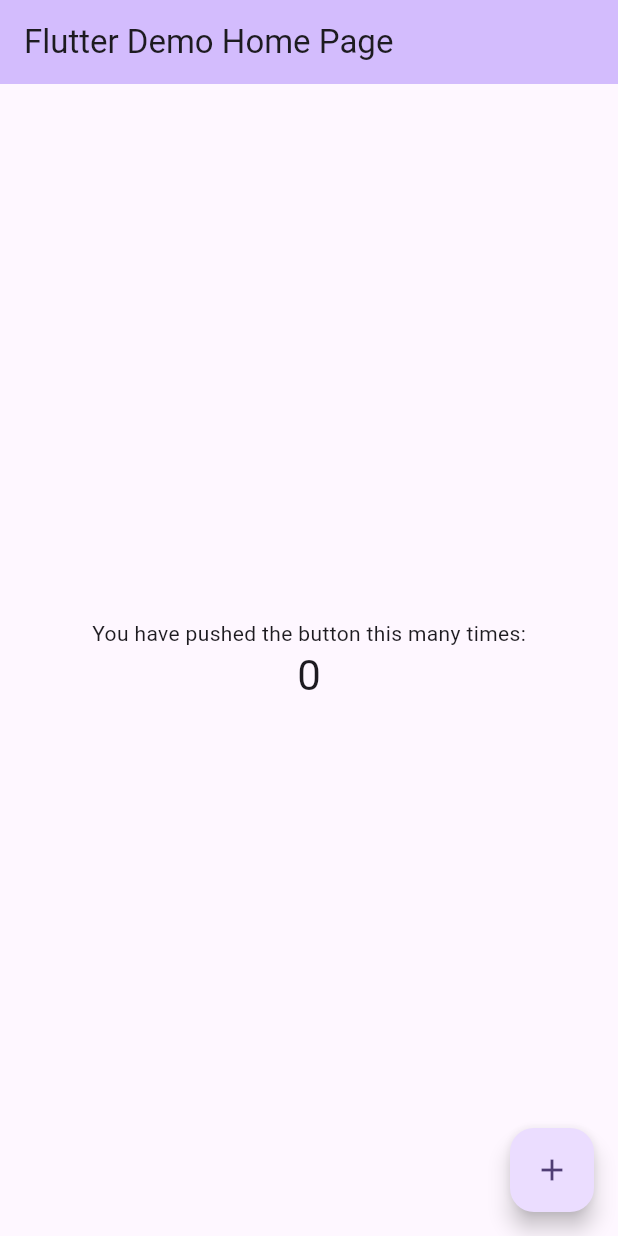
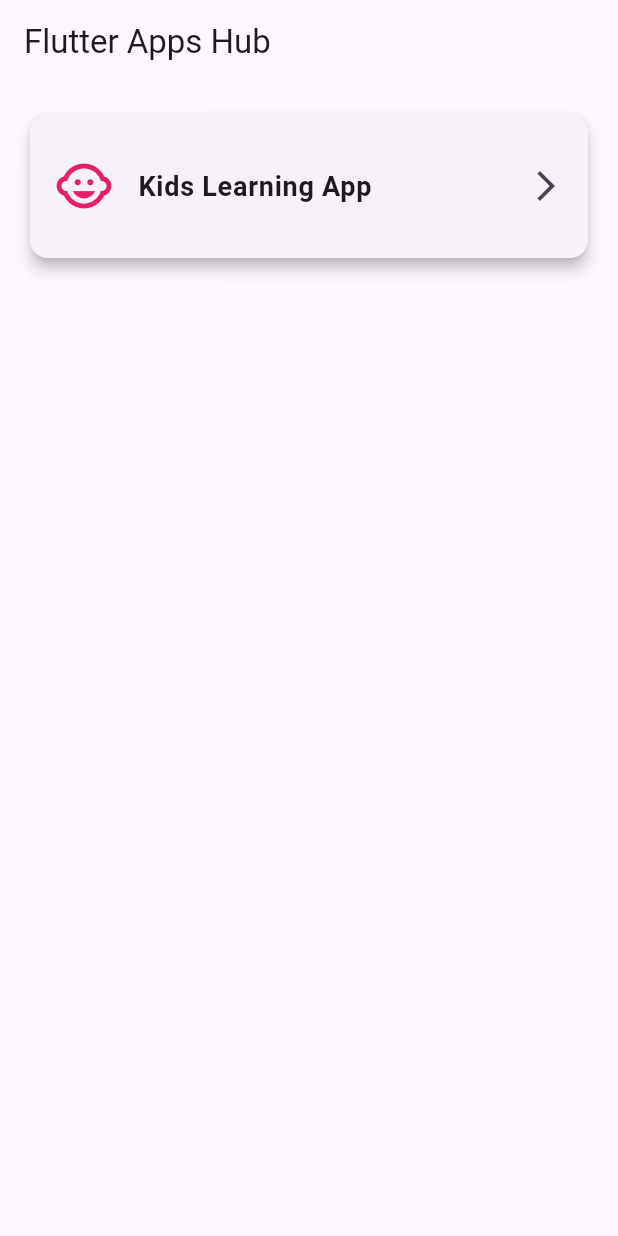
Before and after one commit to Meghpatel2810/flutter_apps, a Flutter app: the screen it shows after launch, on a phone screen of 412 x 824 dp. Run offline on Flutter 3.47's test engine with Material 3 defaults, Android fonts, the phone set to English and light mode, and no system bars; our stand-ins replace flutter_tts.

Commit message:
Practical 1 kids learning app done

```diff
--- a/lib/main.dart
+++ b/lib/main.dart
@@ -1,122 +1,68 @@
 import 'package:flutter/material.dart';
+// Import path for the Kids Learning App's main screen
+import 'package:flutter_apps/kids_learning_application/screens/kids_hub_screen.dart';
 
 void main() {
-  runApp(const MyApp());
+  runApp(const MainApp());
 }
 
-class MyApp extends StatelessWidget {
-  const MyApp({super.key});
+class MainApp extends StatelessWidget {
+  const MainApp({super.key});
 
-  // This widget is the root of your application.
   @override
   Widget build(BuildContext context) {
     return MaterialApp(
-      title: 'Flutter Demo',
+      title: 'Flutter Apps Collection',
       theme: ThemeData(
-        // This is the theme of your application.
-        //
-        // TRY THIS: Try running your application with "flutter run". You'll see
-        // the application has a purple toolbar. Then, without quitting the app,
-        // try changing the seedColor in the colorScheme below to Colors.green
-        // and then invoke "hot reload" (save your changes or press the "hot
-        // reload" button in a Flutter-supported IDE, or press "r" if you used
-        // the command line to start the app).
-        //
-        // Notice that the counter didn't reset back to zero; the application
-        // state is not lost during the reload. To reset the state, use hot
-        // restart instead.
-        //
-        // This works for code too, not just values: Most code changes can be
-        // tested with just a hot reload.
-        colorScheme: ColorScheme.fromSeed(seedColor: Colors.deepPurple),
+        primarySwatch: Colors.indigo,
+        visualDensity: VisualDensity.adaptivePlatformDensity,
       ),
-      home: const MyHomePage(title: 'Flutter Demo Home Page'),
+      debugShowCheckedModeBanner: false,
+      home: const HubScreen(),
     );
   }
 }
 
-class MyHomePage extends StatefulWidget {
-  const MyHomePage({super.key, required this.title});
-
-  // This widget is the home page of your application. It is stateful, meaning
-  // that it has a State object (defined below) that contains fields that affect
-  // how it looks.
-
-  // This class is the configuration for the state. It holds the values (in this
-  // case the title) provided by the parent (in this case the App widget) and
-  // used by the build method of the State. Fields in a Widget subclass are
-  // always marked "final".
-
-  final String title;
-
-  @override
-  State<MyHomePage> createState() => _MyHomePageState();
-}
-
-class _MyHomePageState extends State<MyHomePage> {
-  int _counter = 0;
-
-  void _incrementCounter() {
-    setState(() {
-      // This call to setState tells the Flutter framework that something has
-      // changed in this State, which causes it to rerun the build method below
-      // so that the display can reflect the updated values. If we changed
-      // _counter without calling setState(), then the build method would not be
-      // called again, and so nothing would appear to happen.
-      _counter++;
-    });
-  }
+class HubScreen extends StatelessWidget {
+  const HubScreen({super.key});
 
   @override
   Widget build(BuildContext context) {
-    // This method is rerun every time setState is called, for instance as done
-    // by the _incrementCounter method above.
-    //
-    // The Flutter framework has been optimized to make rerunning build methods
-    // fast, so that you can just rebuild anything that needs updating rather
-    // than having to individually change instances of widgets.
     return Scaffold(
       appBar: AppBar(
-        // TRY THIS: Try changing the color here to a specific color (to
-        // Colors.amber, perhaps?) and trigger a hot reload to see the AppBar
-        // change color while the other colors stay the same.
-        backgroundColor: Theme.of(context).colorScheme.inversePrimary,
-        // Here we take the value from the MyHomePage object that was created by
-        // the App.build method, and use it to set our appbar title.
-        title: Text(widget.title),
+        title: const Text('Flutter Apps Hub'),
       ),
-      body: Center(
-        // Center is a layout widget. It takes a single child and positions it
-        // in the middle of the parent.
-        child: Column(
-          // Column is also a layout widget. It takes a list of children and
-          // arranges them vertically. By default, it sizes itself to fit its
-          // children horizontally, and tries to be as tall as its parent.
-          //
-          // Column has various properties to control how it sizes itself and
-          // how it positions its children. Here we use mainAxisAlignment to
-          // center the children vertically; the main axis here is the vertical
-          // axis because Columns are vertical (the cross axis would be
-          // horizontal).
-          //
-          // TRY THIS: Invoke "debug painting" (choose the "Toggle Debug Paint"
-          // action in the IDE, or press "p" in the console), to see the
-          // wireframe for each widget.
-          mainAxisAlignment: MainAxisAlignment.center,
-          children: <Widget>[
-            const Text('You have pushed the button this many times:'),
-            Text(
-              '$_counter',
-              style: Theme.of(context).textTheme.headlineMedium,
-            ),
-          ],
-        ),
+      body: ListView(
+        padding: const EdgeInsets.all(16.0),
+        children: [
+          // This card launches your kids learning app
+          _buildAppCard(
+            context,
+            title: 'Kids Learning App',
+            icon: Icons.child_care,
+            color: Colors.pink,
+            onTap: () {
+                // This navigates to the main screen of the kids app
+                Navigator.push(context, MaterialPageRoute(builder: (_) => const KidsHubScreen()));
+            },
+          ),
+          // You can add cards for your other apps here in the future
+        ],
       ),
-      floatingActionButton: FloatingActionButton(
-        onPressed: _incrementCounter,
-        tooltip: 'Increment',
-        child: const Icon(Icons.add),
-      ), // This trailing comma makes auto-formatting nicer for build methods.
+    );
+  }
+
+  Widget _buildAppCard(BuildContext context, {required String title, required IconData icon, required Color color, required VoidCallback onTap}) {
+    return Card(
+      elevation: 4.0,
+      shape: RoundedRectangleBorder(borderRadius: BorderRadius.circular(12)),
+      child: ListTile(
+        contentPadding: const EdgeInsets.symmetric(vertical: 20, horizontal: 16),
+        leading: Icon(icon, size: 40, color: color),
+        title: Text(title, style: const TextStyle(fontSize: 18, fontWeight: FontWeight.bold)),
+        trailing: const Icon(Icons.arrow_forward_ios),
+        onTap: onTap,
+      ),
     );
   }
 }
```
Also changed, not shown: lib/kids_learning_application/screens/alphabet_screen.dart (+87 -0 lines), lib/kids_learning_application/screens/kids_hub_screen.dart (+98 -0 lines), lib/kids_learning_application/screens/numbers_screen.dart (+87 -0 lines).
